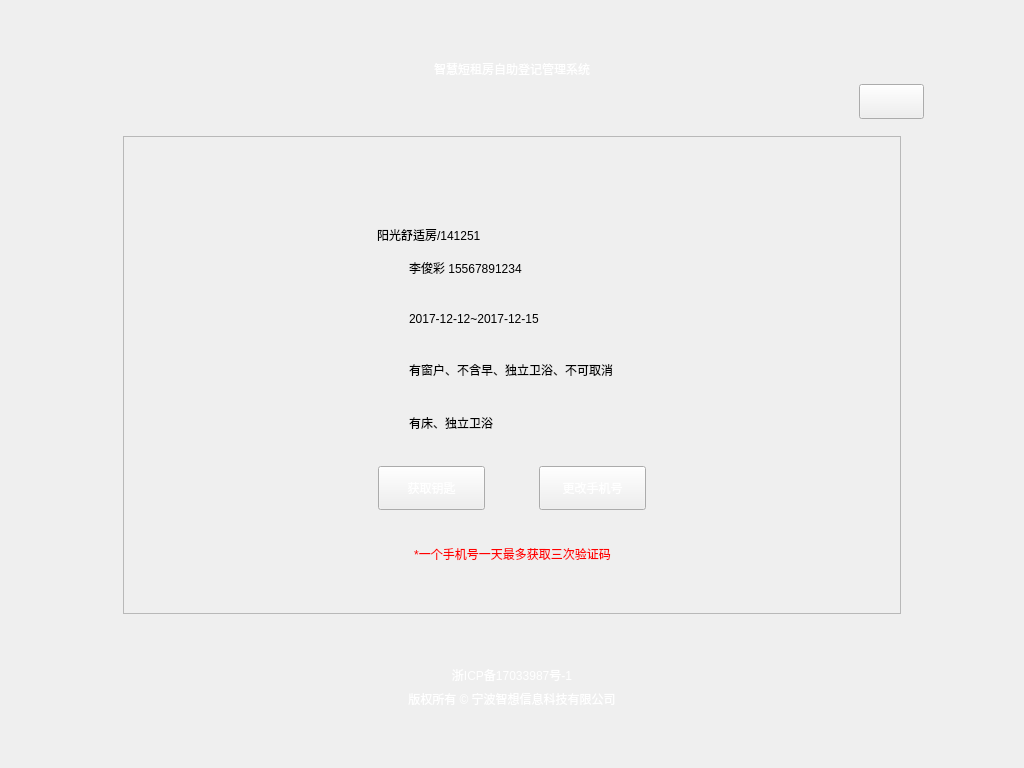
Before: the Qt Designer form homestay/home_hotel.ui in fangye945a/home_hotel_register_system, drawn with Qt 5.
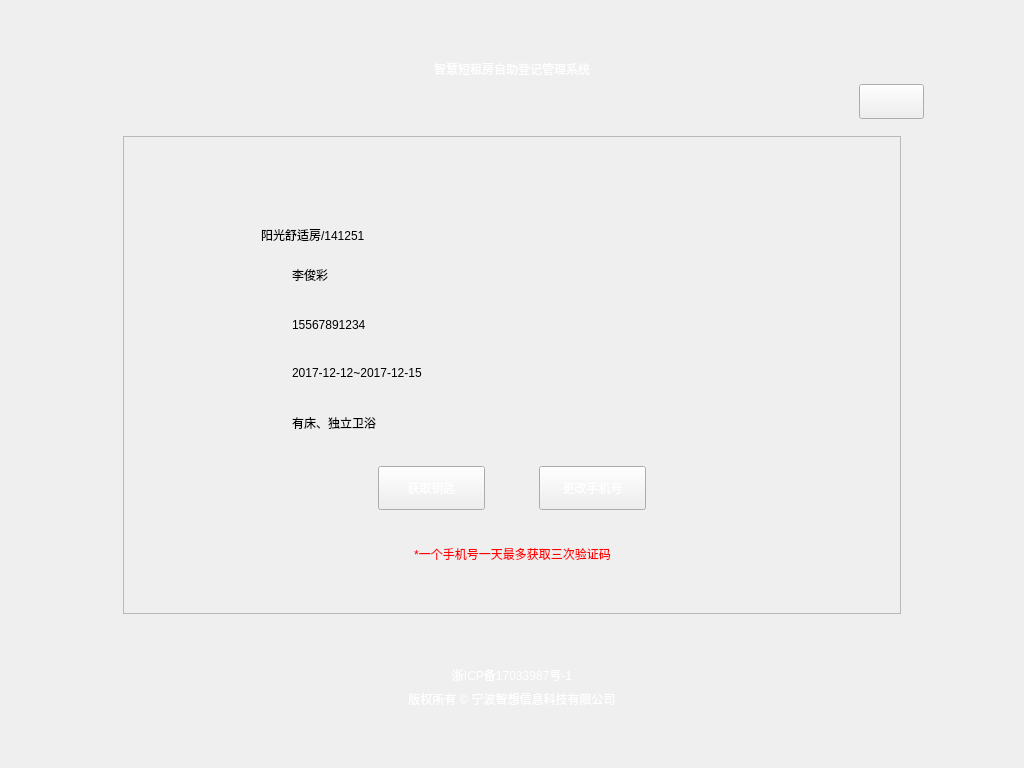
After: the same form once the commit is applied. The open tabs and pages were chosen to show the change. Icons and pictures are not drawn.

Patch:
```diff
--- a/homestay/home_hotel.ui
+++ b/homestay/home_hotel.ui
@@ -2454,7 +2454,7 @@
              </spacer>
             </item>
             <item row="1" column="0">
-             <layout class="QHBoxLayout" name="horizontalLayout_24">
+             <layout class="QHBoxLayout" name="horizontalLayout_24" stretch="1,2,3">
               <item>
                <spacer name="horizontalSpacer_52">
                 <property name="orientation">
@@ -2469,7 +2469,7 @@
                </spacer>
               </item>
               <item>
-               <layout class="QVBoxLayout" name="verticalLayout_2" stretch="2,1,1,20">
+               <layout class="QVBoxLayout" name="verticalLayout_2" stretch="2,1,2,20">
                 <item>
                  <spacer name="verticalSpacer_35">
                   <property name="orientation">
@@ -2552,29 +2552,7 @@
                       </property>
                      </spacer>
                     </item>
-                    <item row="2" column="0">
-                     <widget class="QLabel" name="date_log">
-                      <property name="minimumSize">
-                       <size>
-                        <width>21</width>
-                        <height>24</height>
-                       </size>
-                      </property>
-                      <property name="maximumSize">
-                       <size>
-                        <width>21</width>
-                        <height>24</height>
-                       </size>
-                      </property>
-                      <property name="styleSheet">
-                       <string notr="true">border-image: url(:/new/prefix1/pictures/日期.png);</string>
-                      </property>
-                      <property name="text">
-                       <string/>
-                      </property>
-                     </widget>
-                    </item>
-                    <item row="3" column="0">
+                    <item row="5" column="0">
                      <spacer name="verticalSpacer_40">
                       <property name="orientation">
                        <enum>Qt::Vertical</enum>
@@ -2588,7 +2566,29 @@
                      </spacer>
                     </item>
                     <item row="4" column="0">
-                     <widget class="QLabel" name="breakfast_log">
+                     <widget class="QLabel" name="date_log">
+                      <property name="minimumSize">
+                       <size>
+                        <width>21</width>
+                        <height>24</height>
+                       </size>
+                      </property>
+                      <property name="maximumSize">
+                       <size>
+                        <width>21</width>
+                        <height>24</height>
+                       </size>
+                      </property>
+                      <property name="styleSheet">
+                       <string notr="true">border-image: url(:/new/prefix1/pictures/日期.png);</string>
+                      </property>
+                      <property name="text">
+                       <string/>
+                      </property>
+                     </widget>
+                    </item>
+                    <item row="9" column="0">
+                     <widget class="QLabel" name="bed_log">
                       <property name="minimumSize">
                        <size>
                         <width>21</width>
@@ -2609,7 +2609,29 @@
                       </property>
                      </widget>
                     </item>
-                    <item row="5" column="0">
+                    <item row="2" column="0">
+                     <widget class="QLabel" name="tel_log">
+                      <property name="minimumSize">
+                       <size>
+                        <width>21</width>
+                        <height>24</height>
+                       </size>
+                      </property>
+                      <property name="maximumSize">
+                       <size>
+                        <width>21</width>
+                        <height>24</height>
+                       </size>
+                      </property>
+                      <property name="styleSheet">
+                       <string notr="true">border-image: url(:/new/prefix1/pictures/手机.png);</string>
+                      </property>
+                      <property name="text">
+                       <string/>
+                      </property>
+                     </widget>
+                    </item>
+                    <item row="3" column="0">
                      <spacer name="verticalSpacer_39">
                       <property name="orientation">
                        <enum>Qt::Vertical</enum>
@@ -2622,28 +2644,6 @@
                       </property>
                      </spacer>
                     </item>
-                    <item row="6" column="0">
-                     <widget class="QLabel" name="bed_log">
-                      <property name="minimumSize">
-                       <size>
-                        <width>21</width>
-                        <height>24</height>
-                       </size>
-                      </property>
-                      <property name="maximumSize">
-                       <size>
-                        <width>21</width>
-                        <height>24</height>
-                       </size>
-                      </property>
-                      <property name="styleSheet">
-                       <string notr="true">border-image: url(:/new/prefix1/pictures/床.png);</string>
-                      </property>
-                      <property name="text">
-                       <string/>
-                      </property>
-                     </widget>
-                    </item>
                    </layout>
                   </item>
                   <item>
@@ -2661,41 +2661,6 @@
                   </item>
                   <item>
                    <layout class="QGridLayout" name="gridLayout_14">
-                    <item row="0" column="0" colspan="2">
-                     <widget class="QLabel" name="user_info">
-                      <property name="styleSheet">
-                       <string notr="true">color: rgb(0, 0, 0);
-font: 25 16pt &quot;Microsoft YaHei UI Light&quot;;</string>
-                      </property>
-                      <property name="text">
-                       <string>李俊彩 15567891234</string>
-                      </property>
-                     </widget>
-                    </item>
-                    <item row="1" column="1">
-                     <spacer name="verticalSpacer_32">
-                      <property name="orientation">
-                       <enum>Qt::Vertical</enum>
-                      </property>
-                      <property name="sizeHint" stdset="0">
-                       <size>
-                        <width>20</width>
-                        <height>17</height>
-                       </size>
-                      </property>
-                     </spacer>
-                    </item>
-                    <item row="2" column="0" colspan="2">
-                     <widget class="QLabel" name="date_info">
-                      <property name="styleSheet">
-                       <string notr="true">color: rgb(0, 0, 0);
-font: 25 16pt &quot;Microsoft YaHei UI Light&quot;;</string>
-                      </property>
-                      <property name="text">
-                       <string>2017-12-12~2017-12-15</string>
-                      </property>
-                     </widget>
-                    </item>
                     <item row="3" column="1">
                      <spacer name="verticalSpacer_31">
                       <property name="orientation">
@@ -2709,18 +2674,31 @@
                       </property>
                      </spacer>
                     </item>
-                    <item row="4" column="0" colspan="2">
-                     <widget class="QLabel" name="breakfast_info">
+                    <item row="1" column="1">
+                     <spacer name="verticalSpacer_32">
+                      <property name="orientation">
+                       <enum>Qt::Vertical</enum>
+                      </property>
+                      <property name="sizeHint" stdset="0">
+                       <size>
+                        <width>20</width>
+                        <height>17</height>
+                       </size>
+                      </property>
+                     </spacer>
+                    </item>
+                    <item row="0" column="0" colspan="2">
+                     <widget class="QLabel" name="user_info">
                       <property name="styleSheet">
                        <string notr="true">color: rgb(0, 0, 0);
 font: 25 16pt &quot;Microsoft YaHei UI Light&quot;;</string>
                       </property>
                       <property name="text">
-                       <string>有窗户、不含早、独立卫浴、不可取消</string>
+                       <string>李俊彩</string>
                       </property>
                      </widget>
                     </item>
-                    <item row="5" column="1">
+                    <item row="7" column="1">
                      <spacer name="verticalSpacer_30">
                       <property name="orientation">
                        <enum>Qt::Vertical</enum>
@@ -2733,7 +2711,7 @@
                       </property>
                      </spacer>
                     </item>
-                    <item row="6" column="0">
+                    <item row="8" column="0">
                      <widget class="QLabel" name="bed_info">
                       <property name="styleSheet">
                        <string notr="true">color: rgb(0, 0, 0);
@@ -2742,6 +2720,31 @@
                       <property name="text">
                        <string>有床、独立卫浴</string>
                       </property>
+                      <property name="wordWrap">
+                       <bool>false</bool>
+                      </property>
+                     </widget>
+                    </item>
+                    <item row="5" column="0">
+                     <widget class="QLabel" name="date_info">
+                      <property name="styleSheet">
+                       <string notr="true">color: rgb(0, 0, 0);
+font: 25 16pt &quot;Microsoft YaHei UI Light&quot;;</string>
+                      </property>
+                      <property name="text">
+                       <string>2017-12-12~2017-12-15</string>
+                      </property>
+                     </widget>
+                    </item>
+                    <item row="2" column="0">
+                     <widget class="QLabel" name="tel_info">
+                      <property name="styleSheet">
+                       <string notr="true">color: rgb(0, 0, 0);
+font: 25 16pt &quot;Microsoft YaHei UI Light&quot;;</string>
+                      </property>
+                      <property name="text">
+                       <string>15567891234</string>
+                      </property>
                      </widget>
                     </item>
                    </layout>
```
Left out of the diff: 6 changed lines with no effect on the pictures.
